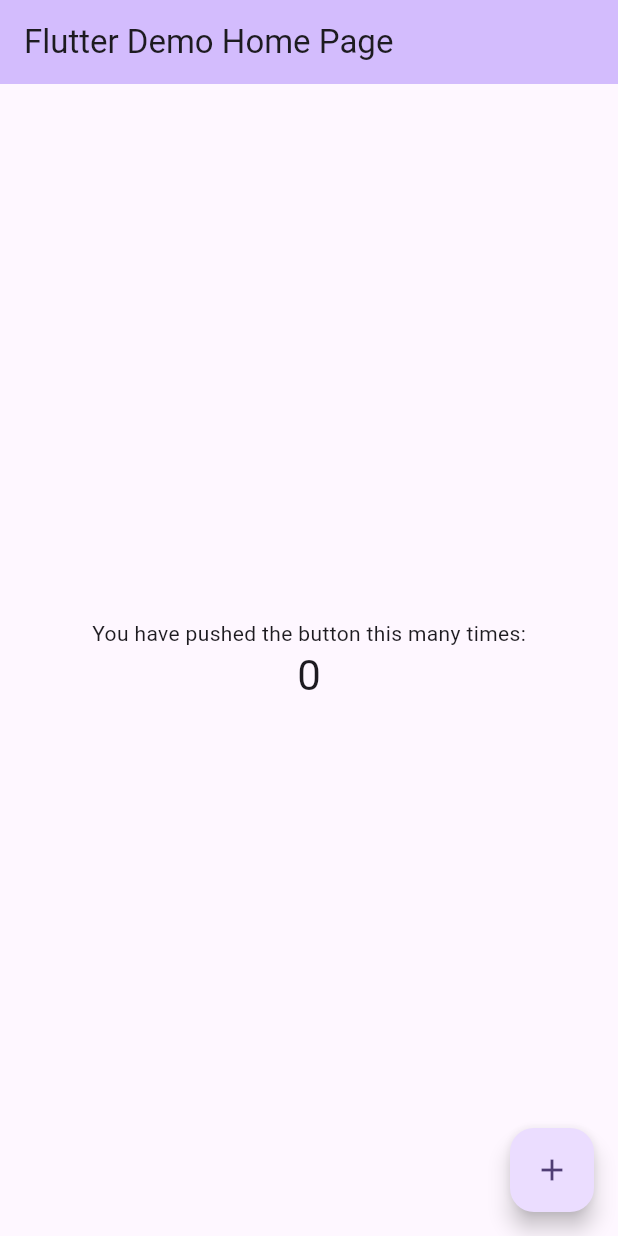
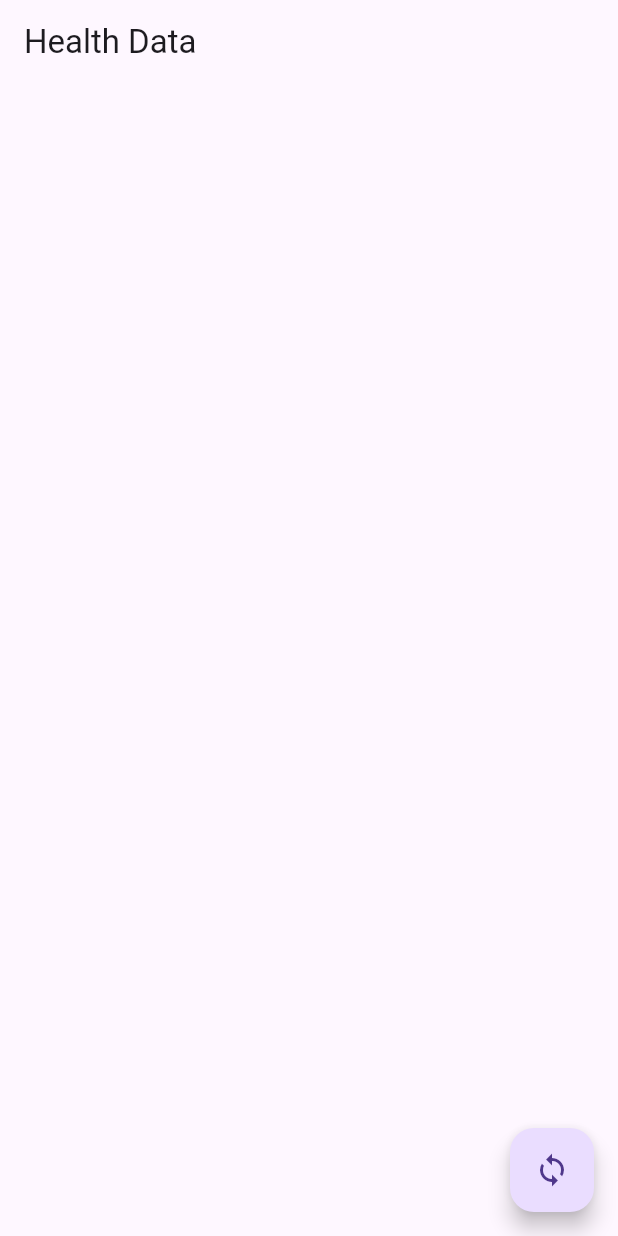
Before and after one commit to GreenVerseNetwork/greenverse-app, a Flutter app: the screen it shows after launch, on a phone screen of 412 x 824 dp. Run offline on Flutter 3.47's test engine with Material 3 defaults, Android fonts, the phone set to English and light mode, and no system bars; missing offline and left inert: health.

Commit message:
add basic access to flutter health

```diff
--- a/lib/main.dart
+++ b/lib/main.dart
@@ -1,125 +1,82 @@
 import 'package:flutter/material.dart';
+import 'package:health/health.dart';
 
 void main() {
-  runApp(const MyApp());
+  runApp(MyApp());
 }
 
 class MyApp extends StatelessWidget {
-  const MyApp({super.key});
-
-  // This widget is the root of your application.
   @override
   Widget build(BuildContext context) {
     return MaterialApp(
-      title: 'Flutter Demo',
+      title: 'Health Data App',
       theme: ThemeData(
-        // This is the theme of your application.
-        //
-        // TRY THIS: Try running your application with "flutter run". You'll see
-        // the application has a purple toolbar. Then, without quitting the app,
-        // try changing the seedColor in the colorScheme below to Colors.green
-        // and then invoke "hot reload" (save your changes or press the "hot
-        // reload" button in a Flutter-supported IDE, or press "r" if you used
-        // the command line to start the app).
-        //
-        // Notice that the counter didn't reset back to zero; the application
-        // state is not lost during the reload. To reset the state, use hot
-        // restart instead.
-        //
-        // This works for code too, not just values: Most code changes can be
-        // tested with just a hot reload.
-        colorScheme: ColorScheme.fromSeed(seedColor: Colors.deepPurple),
-        useMaterial3: true,
+        primarySwatch: Colors.blue,
       ),
-      home: const MyHomePage(title: 'Flutter Demo Home Page'),
+      home: HealthDataScreen(),
     );
   }
 }
 
-class MyHomePage extends StatefulWidget {
-  const MyHomePage({super.key, required this.title});
+class HealthDataScreen extends StatefulWidget {
+  @override
+  _HealthDataScreenState createState() => _HealthDataScreenState();
+}
 
-  // This widget is the home page of your application. It is stateful, meaning
-  // that it has a State object (defined below) that contains fields that affect
-  // how it looks.
-
-  // This class is the configuration for the state. It holds the values (in this
-  // case the title) provided by the parent (in this case the App widget) and
-  // used by the build method of the State. Fields in a Widget subclass are
-  // always marked "final".
-
-  final String title;
+class _HealthDataScreenState extends State<HealthDataScreen> {
+  List<HealthDataPoint> _healthData = [];
 
   @override
-  State<MyHomePage> createState() => _MyHomePageState();
-}
+  void initState() {
+    super.initState();
+    _authorizeHealthDataAccess();
+  }
 
-class _MyHomePageState extends State<MyHomePage> {
-  int _counter = 0;
+  Future<void> _authorizeHealthDataAccess() async {
+    // Implement user authorization process here
+    // This will involve requesting permissions from the user to access health data
+    // You can use plugins like 'health' for iOS and 'google_sign_in' for Google Health
+    // Once authorized, call the method to fetch health data
+    await _fetchHealthData();
+  }
 
-  void _incrementCounter() {
-    setState(() {
-      // This call to setState tells the Flutter framework that something has
-      // changed in this State, which causes it to rerun the build method below
-      // so that the display can reflect the updated values. If we changed
-      // _counter without calling setState(), then the build method would not be
-      // called again, and so nothing would appear to happen.
-      _counter++;
-    });
+  Future<void> _fetchHealthData() async {
+    // Fetch steps and biking data from iOS Health and Google Health
+    // Use the 'health' plugin for iOS and Google Health APIs for Google Health
+    // Store the retrieved data in the '_healthData' list
+    // You can customize the data retrieval based on your requirements
+    // For example, you can filter data by date or data type
+    // Make sure to handle any errors that may occur during data retrieval
+  }
+
+  Future<void> _syncData() async {
+    // Implement the logic to sync the health data on a daily basis
+    // You can use a background task or schedule a periodic task to perform the sync
+    // Determine the appropriate syncing mechanism based on your app's requirements
+    // For example, you can use a server API to store and retrieve the data
+    // Make sure to handle any errors that may occur during the syncing process
   }
 
   @override
   Widget build(BuildContext context) {
-    // This method is rerun every time setState is called, for instance as done
-    // by the _incrementCounter method above.
-    //
-    // The Flutter framework has been optimized to make rerunning build methods
-    // fast, so that you can just rebuild anything that needs updating rather
-    // than having to individually change instances of widgets.
     return Scaffold(
       appBar: AppBar(
-        // TRY THIS: Try changing the color here to a specific color (to
-        // Colors.amber, perhaps?) and trigger a hot reload to see the AppBar
-        // change color while the other colors stay the same.
-        backgroundColor: Theme.of(context).colorScheme.inversePrimary,
-        // Here we take the value from the MyHomePage object that was created by
-        // the App.build method, and use it to set our appbar title.
-        title: Text(widget.title),
+        title: Text('Health Data'),
       ),
-      body: Center(
-        // Center is a layout widget. It takes a single child and positions it
-        // in the middle of the parent.
-        child: Column(
-          // Column is also a layout widget. It takes a list of children and
-          // arranges them vertically. By default, it sizes itself to fit its
-          // children horizontally, and tries to be as tall as its parent.
-          //
-          // Column has various properties to control how it sizes itself and
-          // how it positions its children. Here we use mainAxisAlignment to
-          // center the children vertically; the main axis here is the vertical
-          // axis because Columns are vertical (the cross axis would be
-          // horizontal).
-          //
-          // TRY THIS: Invoke "debug painting" (choose the "Toggle Debug Paint"
-          // action in the IDE, or press "p" in the console), to see the
-          // wireframe for each widget.
-          mainAxisAlignment: MainAxisAlignment.center,
-          children: <Widget>[
-            const Text(
-              'You have pushed the button this many times:',
-            ),
-            Text(
-              '$_counter',
-              style: Theme.of(context).textTheme.headlineMedium,
-            ),
-          ],
-        ),
+      body: ListView.builder(
+        itemCount: _healthData.length,
+        itemBuilder: (context, index) {
+          final dataPoint = _healthData[index];
+          return ListTile(
+            title: Text('Steps: ${dataPoint.value}'),
+            subtitle: Text('Date: ${dataPoint.dateFrom}'),
+          );
+        },
       ),
       floatingActionButton: FloatingActionButton(
-        onPressed: _incrementCounter,
-        tooltip: 'Increment',
-        child: const Icon(Icons.add),
-      ), // This trailing comma makes auto-formatting nicer for build methods.
+        onPressed: _syncData,
+        child: Icon(Icons.sync),
+      ),
     );
   }
 }
--- a/pubspec.yaml
+++ b/pubspec.yaml
@@ -35,6 +35,7 @@ dependencies:
   # The following adds the Cupertino Icons font to your application.
   # Use with the CupertinoIcons class for iOS style icons.
   cupertino_icons: ^1.0.6
+  health: ^10.2.0
 
 dev_dependencies:
   flutter_test:
```
Also changed, not shown: 3 other files.
